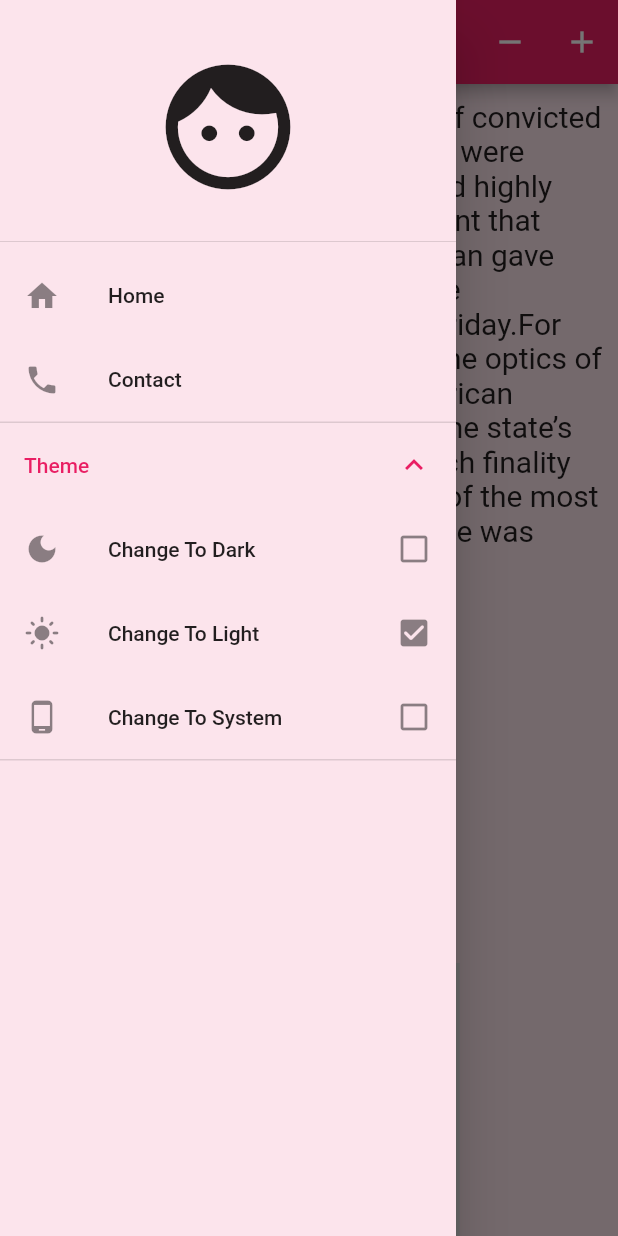
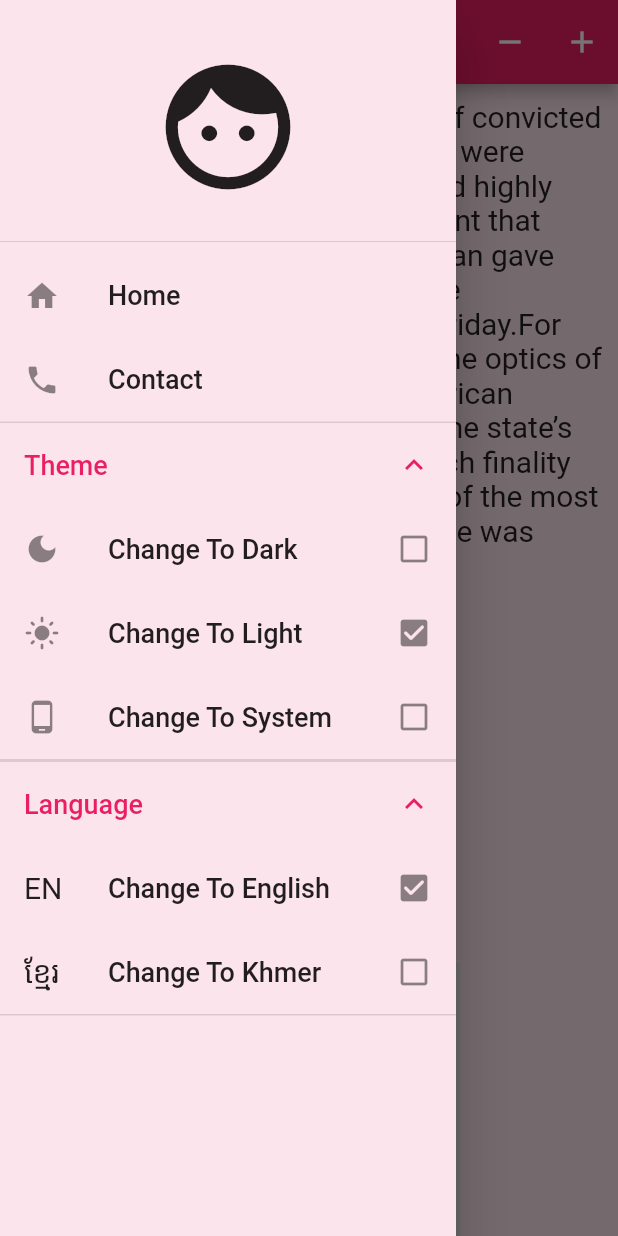
Before and after one commit to YEANSEYHA/flutter_lesson1, a Flutter app: the screen it shows after launch, in the side drawer, after a tap on the "settings" icon, on a phone screen of 412 x 824 dp. Run offline on Flutter 3.47's test engine with Material 2 defaults, Android fonts, the phone set to English and light mode, and no system bars; our stand-ins replace carousel_slider, font_awesome_flutter.

Commit message:
Added feature change language

```diff
--- a/lib/state_module/apps/state_app.dart
+++ b/lib/state_module/apps/state_app.dart
@@ -1,5 +1,6 @@
 import 'package:flutter/material.dart';
 import 'package:lesson01/state_module/logics/counter_logic.dart';
+import 'package:lesson01/state_module/logics/language_logic.dart';
 import 'package:lesson01/state_module/logics/theme_logic.dart';
 import 'package:lesson01/state_module/pages/state_page.dart';
 import 'package:provider/provider.dart';
@@ -9,6 +10,7 @@ Widget appWithProvider() {
     providers: [
       ChangeNotifierProvider(create: (context) => CounterLogic()),
       ChangeNotifierProvider(create: (context) => ThemeLogic()),
+      ChangeNotifierProvider(create: (context) => LanguageLogic()),
     ],
     child: StateApp(),
   );
@@ -31,6 +33,7 @@ class StateApp extends StatelessWidget {
         canvasColor: Colors.pink[50],
         primarySwatch: Colors.pink,
         textTheme: TextTheme(
+          bodyText1: TextStyle(fontSize: 18),
           bodyText2: TextStyle(fontSize: 20 + counter.toDouble()),
         ),
       ),
@@ -41,6 +44,7 @@ class StateApp extends StatelessWidget {
           backgroundColor: Colors.blueGrey[800],
         ),
         textTheme: TextTheme(
+          bodyText1: TextStyle(fontSize: 18),
           bodyText2: TextStyle(fontSize: 20 + counter.toDouble()),
         ),
       ),
--- /dev/null
+++ b/lib/state_module/constants/language_constant.dart
@@ -0,0 +1,32 @@
+List<Language> languageList = [
+  Language(),
+  Khmer(),
+];
+
+class Language {
+  String get home => "Home";
+  String get contact => "Contact";
+  String get theme => "Theme";
+  String get changeToDark => "Change To Dark";
+  String get changeToLight => "Change To Light";
+  String get changeToSystem => "Change To System";
+  String get homePageName => "State Home Page";
+  String get detailPageName => "State Detail Page";
+  String get language => "Language";
+  String get changeToEnglish => "Change To English";
+  String get changeToKhmer => "Change To Khmer";
+}
+
+class Khmer implements Language {
+  String get home => "ទំព័រដើម";
+  String get contact => "ទំនាក់ទំនង";
+  String get theme => "ពន្លឺ";
+  String get changeToDark => "ប្តូរទៅងងឹត";
+  String get changeToLight => "ប្តូរទៅភ្លឺ";
+  String get changeToSystem => "ប្តូរតាមប្រព័ន្ធ";
+  String get homePageName => "កម្មវិធីដើម";
+  String get detailPageName => "ទំព័រលម្អិត";
+  String get language => "ភាសា";
+  String get changeToEnglish => "ប្តូរទៅអង់គ្លេស";
+  String get changeToKhmer => "ប្តូរទៅខ្មែរ";
+}
--- /dev/null
+++ b/lib/state_module/logics/language_logic.dart
@@ -0,0 +1,17 @@
+import 'package:flutter/material.dart';
+import 'package:lesson01/state_module/constants/language_constant.dart';
+
+class LanguageLogic extends ChangeNotifier {
+  Language _lang = languageList[0];
+  Language get lang => _lang;
+
+  void changeToEnglish() {
+    _lang = languageList[0];
+    notifyListeners();
+  }
+
+  void changeToKhmer() {
+    _lang = languageList[1];
+    notifyListeners();
+  }
+}
--- a/lib/state_module/pages/state_detail_page.dart
+++ b/lib/state_module/pages/state_detail_page.dart
@@ -1,5 +1,7 @@
 import 'package:flutter/material.dart';
+import 'package:lesson01/state_module/constants/language_constant.dart';
 import 'package:lesson01/state_module/logics/counter_logic.dart';
+import 'package:lesson01/state_module/logics/language_logic.dart';
 import 'package:provider/provider.dart';
 
 class StateDetailPage extends StatefulWidget {
@@ -19,8 +21,9 @@ class _StateDetailPageState extends State<StateDetailPage> {
   }
 
   AppBar _buildAppBar() {
+    Language lang = context.watch<LanguageLogic>().lang;
     return AppBar(
-      title: Text("State Detail Page"),
+      title: Text(lang.detailPageName),
     );
   }
 
--- a/lib/state_module/pages/state_page.dart
+++ b/lib/state_module/pages/state_page.dart
@@ -1,5 +1,7 @@
 import 'package:flutter/material.dart';
+import 'package:lesson01/state_module/constants/language_constant.dart';
 import 'package:lesson01/state_module/logics/counter_logic.dart';
+import 'package:lesson01/state_module/logics/language_logic.dart';
 import 'package:lesson01/state_module/logics/theme_logic.dart';
 import 'package:lesson01/state_module/pages/state_detail_page.dart';
 import 'package:lesson01/state_module/widgets/minus_button_widget.dart';
@@ -25,6 +27,7 @@ class _StatePageState extends State<StatePage> {
 
   Widget _buildDrawer() {
     ThemeMode mode = context.watch<ThemeLogic>().mode;
+    Language lang = context.watch<LanguageLogic>().lang;
 
     return Drawer(
       child: ListView(
@@ -36,19 +39,19 @@ class _StatePageState extends State<StatePage> {
           )),
           ListTile(
             leading: Icon(Icons.home),
-            title: Text("Home"),
+            title: Text(lang.home),
           ),
           ListTile(
             leading: Icon(Icons.phone),
-            title: Text("Contact"),
+            title: Text(lang.contact),
           ),
           ExpansionTile(
-            title: Text("Theme"),
+            title: Text(lang.theme),
             initiallyExpanded: true,
             children: [
               ListTile(
                 leading: Icon(Icons.dark_mode),
-                title: Text("Change To Dark"),
+                title: Text(lang.changeToDark),
                 trailing: Icon(mode == ThemeMode.dark
                     ? Icons.check_box_rounded
                     : Icons.check_box_outline_blank),
@@ -58,7 +61,7 @@ class _StatePageState extends State<StatePage> {
               ),
               ListTile(
                 leading: Icon(Icons.light_mode),
-                title: Text("Change To Light"),
+                title: Text(lang.changeToLight),
                 trailing: Icon(mode == ThemeMode.light
                     ? Icons.check_box_rounded
                     : Icons.check_box_outline_blank),
@@ -68,12 +71,38 @@ class _StatePageState extends State<StatePage> {
               ),
               ListTile(
                 leading: Icon(Icons.phone_android),
-                title: Text("Change To System"),
+                title: Text(lang.changeToSystem),
                 trailing: Icon(mode == ThemeMode.system
                     ? Icons.check_box_rounded
                     : Icons.check_box_outline_blank),
                 onTap: () {
                   context.read<ThemeLogic>().changeToSystem();
+                },
+              ),
+            ],
+          ),
+          ExpansionTile(
+            title: Text(lang.language),
+            initiallyExpanded: true,
+            children: [
+              ListTile(
+                leading: Text("EN"),
+                title: Text(lang.changeToEnglish),
+                trailing: Icon(lang == languageList[0]
+                    ? Icons.check_box_rounded
+                    : Icons.check_box_outline_blank),
+                onTap: () {
+                  context.read<LanguageLogic>().changeToEnglish();
+                },
+              ),
+              ListTile(
+                leading: Text("ខ្មែរ"),
+                title: Text(lang.changeToKhmer),
+                trailing: Icon(lang == languageList[1]
+                    ? Icons.check_box_rounded
+                    : Icons.check_box_outline_blank),
+                onTap: () {
+                  context.read<LanguageLogic>().changeToKhmer();
                 },
               ),
             ],
@@ -84,8 +113,10 @@ class _StatePageState extends State<StatePage> {
   }
 
   AppBar _buildAppBar() {
+    Language lang = context.watch<LanguageLogic>().lang;
+
     return AppBar(
-      title: Text("State Page"),
+      title: Text(lang.homePageName),
       actions: [
         IconButton(
           onPressed: () {
```
